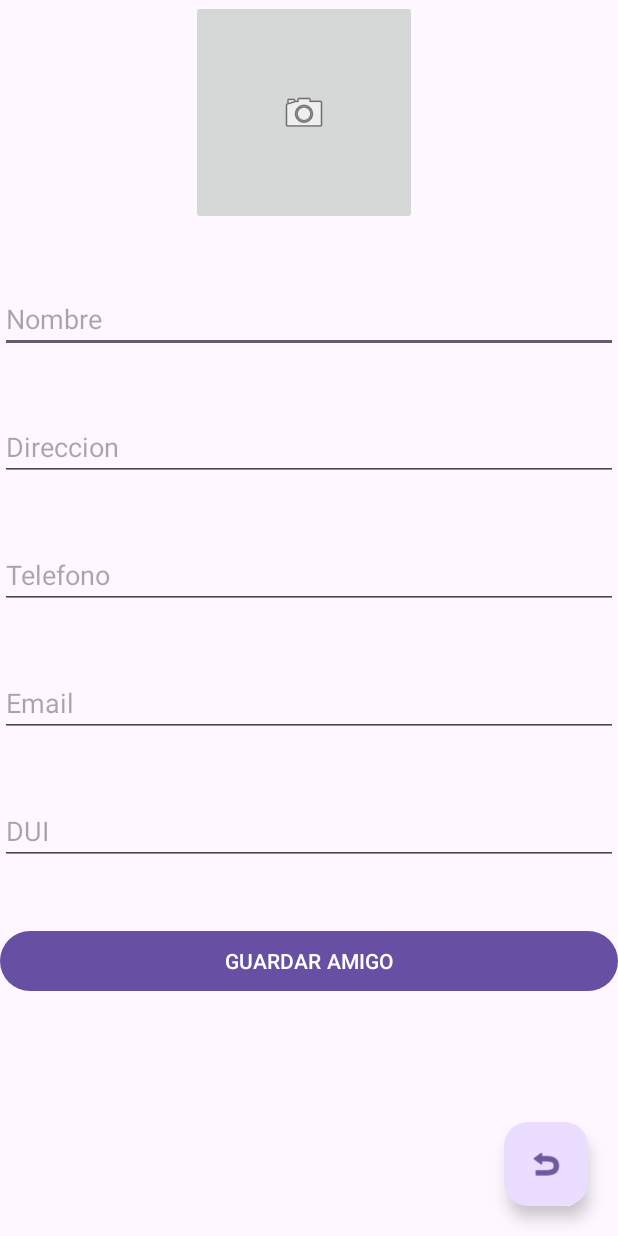
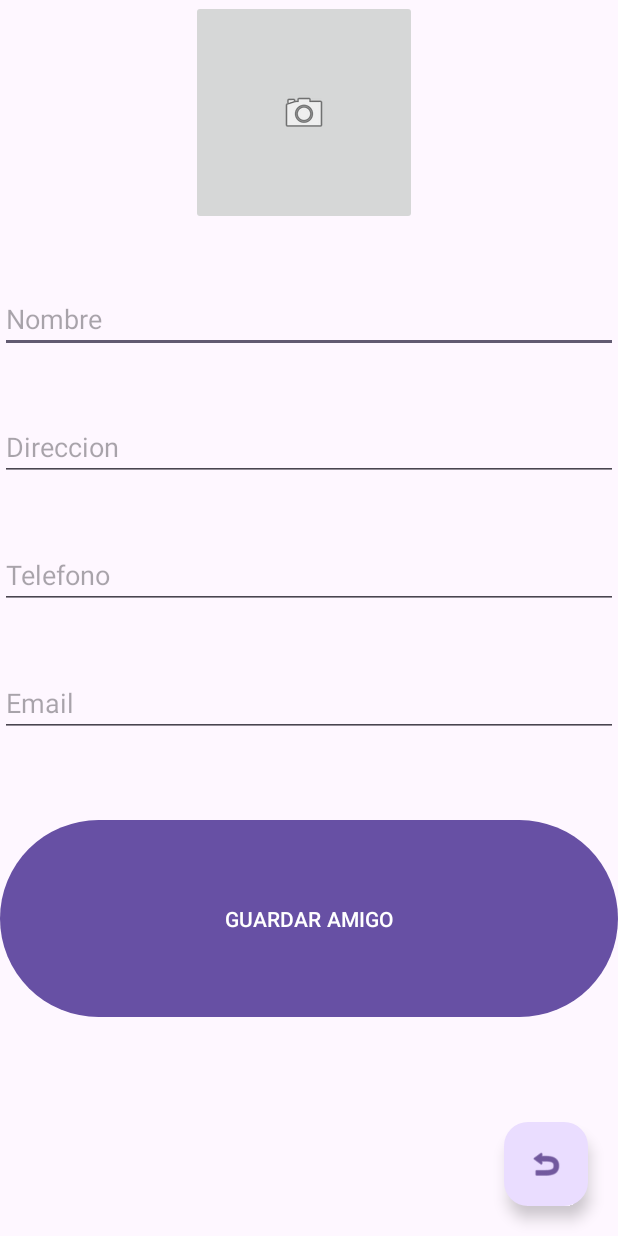
Before and after one commit to CarlosRomero212/ProgTareas-I, an Android app: the lista_amigos screen opened directly, with no data from a screen before it, after a tap on an icon or button, on a phone screen of 412 x 824 dp. Run offline under Robolectric (Android 15) with nearby library versions, the phone set to English and light mode, and no system bars; 1 statement that could not run was skipped.

Commit message:
Proyecto APP compra

```diff
--- a/app/src/main/java/com/example/calculadora/DB.java
+++ b/app/src/main/java/com/example/calculadora/DB.java
@@ -11,7 +11,7 @@ public class DB extends SQLiteOpenHelper {
     private static final String dbname = "amigos";
     private static final int v =1;
     private static final String SQLdb = "CREATE TABLE amigos(idAmigo integer primary key autoincrement, " +
-            "nombre text, direccion text, telefono text, email text, dui text, foto text)";
+            "nombre text, direccion text, telefono text, email text, foto text)";
     public DB(@Nullable Context context, @Nullable String name, @Nullable SQLiteDatabase.CursorFactory factory, int version) {
         super(context, dbname, factory, v);
     }
@@ -28,11 +28,11 @@ public class DB extends SQLiteOpenHelper {
             SQLiteDatabase db = getWritableDatabase();
             String sql = "";
             if( accion.equals("nuevo") ){
-                sql = "INSERT INTO amigos(nombre,direccion,telefono,email,dui, foto) VALUES('"+ datos[1] +"', '"+ datos[2] +"', '"+ datos[3] +"', " +
-                        "'"+ datos[4] +"','"+ datos[5] +"', '"+ datos[6] +"' )";
+                sql = "INSERT INTO amigos(nombre,direccion,telefono,email, foto) VALUES('"+ datos[1] +"', '"+ datos[2] +"', '"+ datos[3] +"', " +
+                        "'"+ datos[4] +"','"+ datos[5] +"' )";
             } else if (accion.equals("modificar")) {
                 sql = "UPDATE amigos SET nombre='"+ datos[1] +"', direccion='"+ datos[2] +"', telefono='"+ datos[3] +"', email=" +
-                        "'"+ datos[4] +"', dui='"+ datos[5] +"', foto='"+ datos[6] +"' WHERE idAmigo='"+ datos[0] +"'";
+                        "'"+ datos[4] +"',  foto='"+ datos[5] +"' WHERE idAmigo='"+ datos[0] +"'";
             } else if (accion.equals("eliminar")) {
                 sql = "DELETE FROM amigos WHERE idAmigo='"+ datos[0] +"'";
             }
--- a/app/src/main/java/com/example/calculadora/amigos.java
+++ b/app/src/main/java/com/example/calculadora/amigos.java
@@ -9,13 +9,13 @@ public class amigos {
     String dui;
     String urlFotoAmigo;
 
-    public amigos(String idAmigo, String nombre, String direccion, String telefono, String email, String dui, String urlFoto) {
+    public amigos(String idAmigo, String nombre, String direccion, String telefono, String email, String dui) {
         this.idAmigo = idAmigo;
         this.nombre = nombre;
         this.direccion = direccion;
         this.telefono = telefono;
         this.email = email;
-        this.dui = dui;
+
         this.urlFotoAmigo = urlFoto;
     }
 
@@ -65,13 +65,4 @@ public class amigos {
 
     public void setEmail(String email) {
         this.email = email;
-    }
-
-    public String getDui() {
-        return dui;
-    }
-
-    public void setDui(String dui) {
-        this.dui = dui;
-    }
-}
+    }}
--- a/app/src/main/java/com/example/calculadora/lista_amigos.java
+++ b/app/src/main/java/com/example/calculadora/lista_amigos.java
@@ -75,8 +75,8 @@ public class lista_amigos extends AppCompatActivity {
                             cAmigos.getString(2), //direccion
                             cAmigos.getString(3), //telefono
                             cAmigos.getString(4), //email
-                            cAmigos.getString(5), //dui
-                            cAmigos.getString(6), //foto
+
+                            cAmigos.getString(5), //foto
                     };
                     paramatros.putString("accion", "modificar");
                     paramatros.putStringArray("amigos", amigos);
@@ -181,8 +181,7 @@ public class lista_amigos extends AppCompatActivity {
                             cAmigos.getString(2),//direccion
                             cAmigos.getString(3),//telefono
                             cAmigos.getString(4),//email
-                            cAmigos.getString(5),//dui
-                            cAmigos.getString(6) //foto
+                            cAmigos.getString(5) //foto
                     );
                     alAmigos.add(datosAmigos);
                 }while (cAmigos.moveToNext());
@@ -195,10 +194,10 @@ public class lista_amigos extends AppCompatActivity {
             }else {
                 paramatros.putString("accion", "nuevo");
                 abrirActividad(paramatros);
-                mostrarMsg("No hay Datos de amigos.");
+                mostrarMsg("No hay Datos ");
             }
         }catch (Exception e){
-            mostrarMsg("Error al obtener los amigos: "+ e.getMessage());
+            mostrarMsg("Error al obtener datos "+ e.getMessage());
         }
     }
     private void mostrarMsg(String msg){
--- a/app/src/main/res/layout/activity_main.xml
+++ b/app/src/main/res/layout/activity_main.xml
@@ -48,21 +48,18 @@
         android:layout_marginTop="40dp"
         android:layout_width="match_parent"
         android:layout_height="wrap_content"/>
-    <EditText
-        android:id="@+id/txtdui"
-        android:inputType="number"
-        android:hint="DUI"
-        android:layout_below="@id/txtemail"
-        android:layout_marginTop="40dp"
-        android:layout_width="match_parent"
-        android:layout_height="wrap_content"/>
+
     <Button
         android:id="@+id/btnGuardarAgendaAmigos"
-        android:layout_below="@id/txtdui"
-        android:layout_marginTop="40dp"
-        android:text="GUARDAR AMIGO"
         android:layout_width="match_parent"
-        android:layout_height="wrap_content"/>
+        android:layout_height="wrap_content"
+        android:layout_below="@+id/txtemail"
+        android:layout_alignParentStart="true"
+        android:layout_alignParentBottom="true"
+        android:layout_marginTop="51dp"
+        android:layout_marginBottom="142dp"
+        android:text="GUARDAR AMIGO" />
+
     <com.google.android.material.floatingactionbutton.FloatingActionButton
         android:id="@+id/fabListarAmigos"
         android:layout_width="wrap_content"
```
